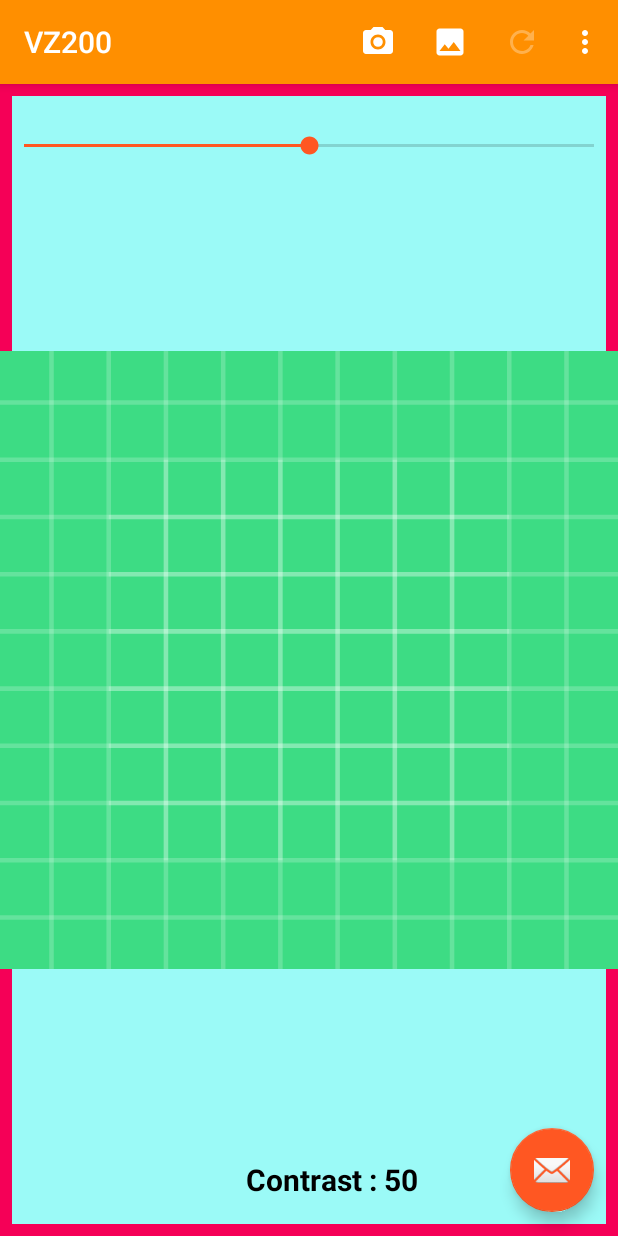
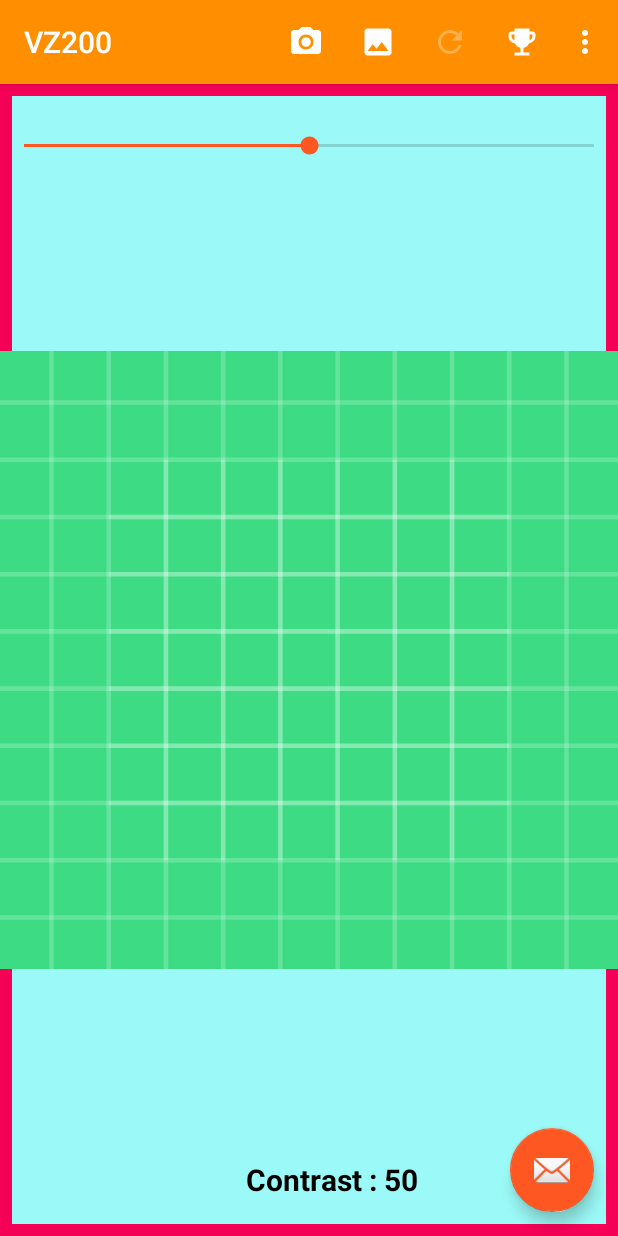
Before and after one commit to AndroidOS/ImageDecoder, an Android app: the screen it shows after launch (MainActivity), on a phone screen of 412 x 824 dp. Run offline under Robolectric (Android 15) with nearby library versions, the light colour scheme and no system bars.

```diff
--- a/app/src/main/java/com/manuelcarvalho/imagedecoder/view/MainActivity.kt
+++ b/app/src/main/java/com/manuelcarvalho/imagedecoder/view/MainActivity.kt
@@ -138,6 +138,11 @@ class MainActivity : AppCompatActivity() {
             }
             R.id.action_refresh -> {
                 redoImage()   //decodeVZImage()
+
+                return true
+            }
+            R.id.action_test -> {
+                vzTest()  //decodeVZImage()
 
                 return true
             }
@@ -373,13 +378,12 @@ class MainActivity : AppCompatActivity() {
     }
 
     override fun onPrepareOptionsMenu(menu: Menu?): Boolean {
-        if (isLoaded) {
-            //menu.getItem(1).setEnabled(false);
-            menu?.getItem(5)?.isEnabled = true
-        } else {
-            menu?.getItem(5)?.isEnabled = false
-        }
+        menu?.getItem(5)?.isEnabled = isLoaded
         return true
+    }
+
+    private fun vzTest() {
+
     }
 
 
--- /dev/null
+++ b/app/src/main/res/drawable/cup.xml
@@ -0,0 +1,10 @@
+<vector xmlns:android="http://schemas.android.com/apk/res/android"
+    android:width="24dp"
+    android:height="24dp"
+    android:tint="?attr/colorControlNormal"
+    android:viewportWidth="24"
+    android:viewportHeight="24">
+    <path
+        android:fillColor="@android:color/white"
+        android:pathData="M19,5h-2V3H7v2H5C3.9,5 3,5.9 3,7v1c0,2.55 1.92,4.63 4.39,4.94c0.63,1.5 1.98,2.63 3.61,2.96V19H7v2h10v-2h-4v-3.1c1.63,-0.33 2.98,-1.46 3.61,-2.96C19.08,12.63 21,10.55 21,8V7C21,5.9 20.1,5 19,5zM7,10.82C5.84,10.4 5,9.3 5,8V7h2V10.82zM19,8c0,1.3 -0.84,2.4 -2,2.82V7h2V8z" />
+</vector>
--- a/app/src/main/res/menu/menu_main.xml
+++ b/app/src/main/res/menu/menu_main.xml
@@ -38,4 +38,11 @@
         android:orderInCategory="103"
         android:title="@string/action_refresh"
         app:showAsAction="always" />
+    <item
+        android:id="@+id/action_test"
+        android:enabled="true"
+        android:icon="@drawable/cup"
+        android:orderInCategory="104"
+        android:title="@string/action_test"
+        app:showAsAction="always" />
 </menu>
--- a/app/src/main/res/values/strings.xml
+++ b/app/src/main/res/values/strings.xml
@@ -3,6 +3,7 @@
     <string name="action_settings">Settings</string>
     <string name="action_camera">Camera</string>
     <string name="action_refresh">Redo</string>
+    <string name="action_test">test</string>
 
     <string name="action_c64bitmap">C64 bitmap</string>
     <string name="action_cocobitmap">CoCo bitmap</string>
```
Also changed, not shown: app/src/main/java/com/manuelcarvalho/imagedecoder/viewmodel/AppViewModel.kt (+99 -3 lines), app/src/main/res/drawable/frida3.png (added).
